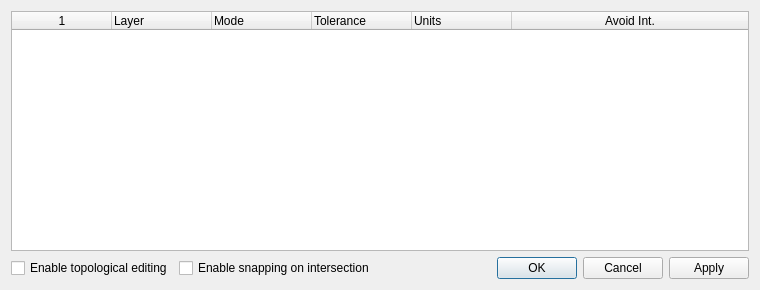
Old version of the form src/ui/qgssnappingdialogbase.ui in the repository carsmie/QGIS.
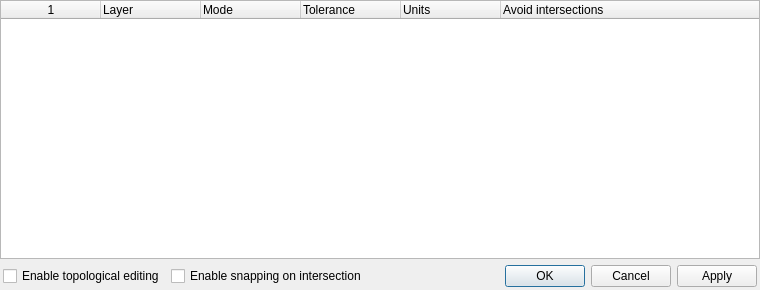
New version of the form.

Commit message: Resize snapping column widths. Reduce dialog margins

Diff of the .ui file:
```diff
--- a/src/ui/qgssnappingdialogbase.ui
+++ b/src/ui/qgssnappingdialogbase.ui
@@ -14,6 +14,18 @@
    <string>Snapping options</string>
   </property>
   <layout class="QGridLayout" name="gridLayout">
+   <property name="leftMargin">
+    <number>0</number>
+   </property>
+   <property name="topMargin">
+    <number>0</number>
+   </property>
+   <property name="rightMargin">
+    <number>0</number>
+   </property>
+   <property name="bottomMargin">
+    <number>3</number>
+   </property>
    <item row="0" column="0" colspan="3">
     <widget class="QTreeWidget" name="mLayerTreeWidget">
      <property name="selectionMode">
@@ -55,18 +67,29 @@
      </column>
      <column>
       <property name="text">
-       <string>Avoid Int.</string>
+       <string>Avoid intersections</string>
       </property>
       <property name="toolTip">
        <string>Avoid intersections of new polygons</string>
       </property>
       <property name="textAlignment">
-       <set>AlignHCenter|AlignVCenter|AlignCenter</set>
+       <set>AlignLeft|AlignVCenter</set>
       </property>
      </column>
     </widget>
    </item>
-   <item row="1" column="0">
+   <item row="2" column="0" colspan="3">
+    <layout class="QHBoxLayout" name="horizontalLayout_2">
+     <property name="leftMargin">
+      <number>3</number>
+     </property>
+     <property name="topMargin">
+      <number>0</number>
+     </property>
+     <property name="rightMargin">
+      <number>3</number>
+     </property>
+     <item>
     <widget class="QCheckBox" name="cbxEnableTopologicalEditingCheckBox">
      <property name="text">
       <string>Enable topological editing</string>
@@ -79,7 +102,7 @@
      </property>
     </widget>
    </item>
-   <item row="1" column="1">
+     <item>
     <widget class="QCheckBox" name="cbxEnableIntersectionSnappingCheckBox">
      <property name="text">
       <string>Enable snapping on intersection</string>
@@ -92,7 +115,7 @@
      </property>
     </widget>
    </item>
-   <item row="1" column="2">
+     <item>
     <widget class="QDialogButtonBox" name="mButtonBox">
      <property name="orientation">
       <enum>Qt::Horizontal</enum>
@@ -101,6 +124,8 @@
       <set>QDialogButtonBox::Apply|QDialogButtonBox::Cancel|QDialogButtonBox::Ok</set>
      </property>
     </widget>
+     </item>
+    </layout>
    </item>
   </layout>
  </widget>
```
Lines whose indentation alone changed are shown as unchanged. The commit also changes 1 other file.
